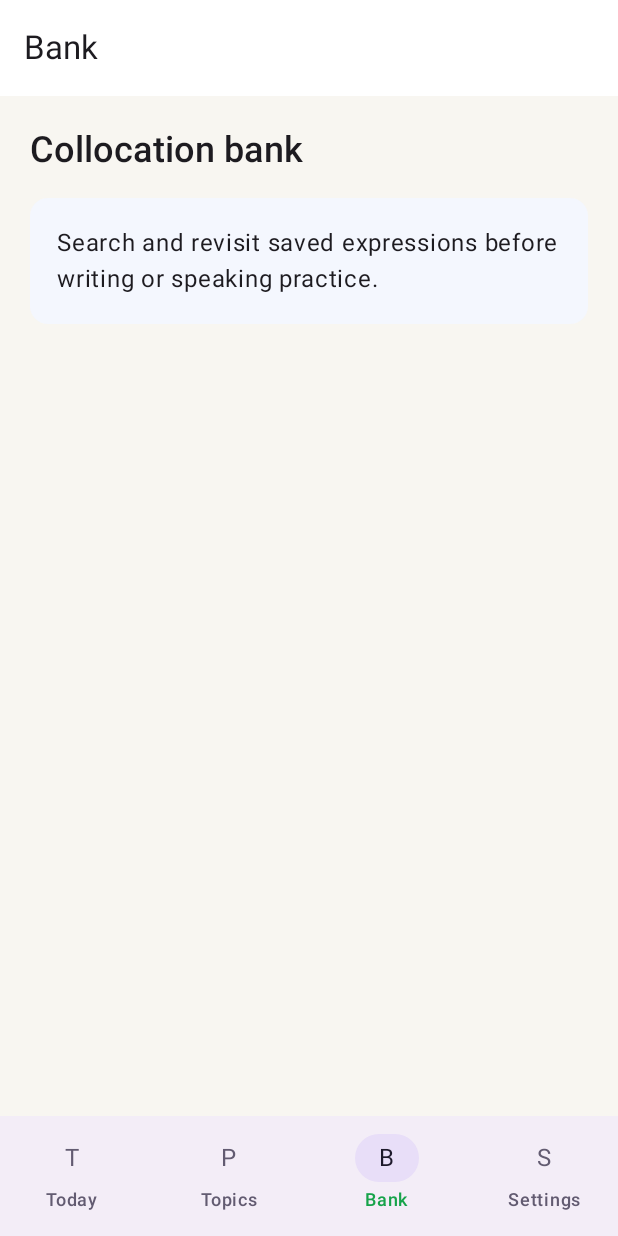
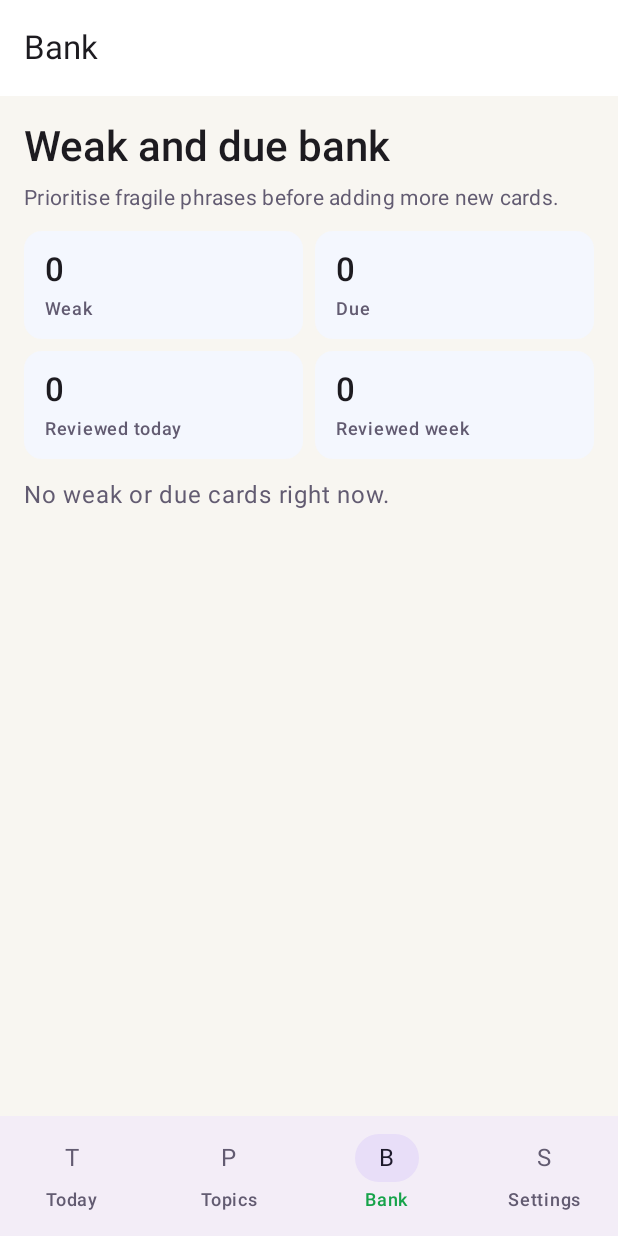
Before and after one commit to HectorZhu0811/IELTS-Topic-Collocation, an Android app built with Jetpack Compose: the screen it shows after launch (MainActivity), item 3 of the bottom bar chosen, on a phone screen of 412 x 824 dp. Run offline under Robolectric (Android 15) with nearby library versions, the phone set to English and light mode, and no system bars.

Commit message:
fix: make native bank screen actionable

```diff
--- a/app/src/main/java/com/hector/topiccollocation/ui/AppNavigation.kt
+++ b/app/src/main/java/com/hector/topiccollocation/ui/AppNavigation.kt
@@ -78,7 +78,7 @@ fun TopicCollocationApp(
             }
 
             appState.selectedDestination == MainDestination.Bank -> {
-                BankScreen(modifier = modifier)
+                BankScreen(appState = appState, modifier = modifier)
             }
 
             appState.selectedDestination == MainDestination.Settings -> {
--- a/app/src/main/java/com/hector/topiccollocation/ui/AppState.kt
+++ b/app/src/main/java/com/hector/topiccollocation/ui/AppState.kt
@@ -206,6 +206,11 @@ class TopicCollocationAppState(
         return records.values.count { it.lastReviewedAt >= weekStart }
     }
 
+    fun reviewedTodayCount(now: Long = System.currentTimeMillis()): Int {
+        val todayStart = ReviewScheduler.todayStart(now)
+        return records.values.count { it.lastReviewedAt >= todayStart }
+    }
+
     fun recordFor(card: Flashcard): ReviewRecord? = records[card.id]
 
     fun isDue(card: Flashcard, now: Long = System.currentTimeMillis()): Boolean =
--- a/app/src/main/java/com/hector/topiccollocation/ui/screens/BankScreen.kt
+++ b/app/src/main/java/com/hector/topiccollocation/ui/screens/BankScreen.kt
@@ -2,56 +2,143 @@ package com.hector.topiccollocation.ui.screens
 
 import androidx.compose.foundation.layout.Arrangement
 import androidx.compose.foundation.layout.Column
+import androidx.compose.foundation.layout.PaddingValues
+import androidx.compose.foundation.layout.Row
 import androidx.compose.foundation.layout.fillMaxSize
 import androidx.compose.foundation.layout.fillMaxWidth
 import androidx.compose.foundation.layout.padding
+import androidx.compose.foundation.lazy.LazyColumn
+import androidx.compose.foundation.lazy.items
+import androidx.compose.material3.Button
 import androidx.compose.material3.ExperimentalMaterial3Api
 import androidx.compose.material3.MaterialTheme
+import androidx.compose.material3.OutlinedButton
 import androidx.compose.material3.Scaffold
-import androidx.compose.material3.Surface
 import androidx.compose.material3.Text
 import androidx.compose.material3.TopAppBar
 import androidx.compose.runtime.Composable
 import androidx.compose.ui.Modifier
 import androidx.compose.ui.text.font.FontWeight
 import androidx.compose.ui.unit.dp
+import com.hector.topiccollocation.model.Flashcard
+import com.hector.topiccollocation.ui.TopicCollocationAppState
+import com.hector.topiccollocation.ui.components.CompactFlashcardRow
+import com.hector.topiccollocation.ui.components.MetricTile
 
 @OptIn(ExperimentalMaterial3Api::class)
 @Composable
-fun BankScreen(modifier: Modifier = Modifier) {
+fun BankScreen(
+    appState: TopicCollocationAppState,
+    modifier: Modifier = Modifier
+) {
+    val dueCards = appState.dueCards()
+    val weakCards = appState.weakCards()
+    val dueWeakCards = weakCards.filter { appState.isDue(it) }
+    val focusCards = (dueWeakCards + weakCards + dueCards)
+        .distinctBy { it.id }
+        .sortedWith(compareBy<Flashcard> { it.topic }.thenBy { it.backEnglish })
+    val cardsByTopic = focusCards.groupBy { it.topic }
+
     Scaffold(
         modifier = modifier,
         topBar = {
             TopAppBar(title = { Text(text = "Bank") })
         }
     ) { innerPadding ->
-        Column(
+        LazyColumn(
             modifier = Modifier
                 .fillMaxSize()
                 .padding(innerPadding)
-                .padding(20.dp),
-            verticalArrangement = Arrangement.spacedBy(16.dp)
+                .padding(horizontal = 16.dp),
+            verticalArrangement = Arrangement.spacedBy(12.dp),
+            contentPadding = PaddingValues(vertical = 16.dp)
         ) {
+            item {
+                Column(verticalArrangement = Arrangement.spacedBy(6.dp)) {
                     Text(
-                text = "Collocation bank",
-                style = MaterialTheme.typography.headlineSmall,
+                        text = "Weak and due bank",
+                        style = MaterialTheme.typography.headlineMedium,
                         fontWeight = FontWeight.SemiBold
                     )
-            Surface(
+                    Text(
+                        text = "Prioritise fragile phrases before adding more new cards.",
+                        style = MaterialTheme.typography.bodyMedium,
+                        color = MaterialTheme.colorScheme.onSurfaceVariant
+                    )
+                }
+            }
+
+            item {
+                Column(verticalArrangement = Arrangement.spacedBy(8.dp)) {
+                    Row(
                         modifier = Modifier.fillMaxWidth(),
-                shape = MaterialTheme.shapes.medium,
-                tonalElevation = 1.dp
+                        horizontalArrangement = Arrangement.spacedBy(8.dp)
                     ) {
-                Column(
-                    modifier = Modifier.padding(18.dp),
-                    verticalArrangement = Arrangement.spacedBy(14.dp)
+                        MetricTile("Weak", weakCards.size.toString(), Modifier.weight(1f))
+                        MetricTile("Due", dueCards.size.toString(), Modifier.weight(1f))
+                    }
+                    Row(
+                        modifier = Modifier.fillMaxWidth(),
+                        horizontalArrangement = Arrangement.spacedBy(8.dp)
                     ) {
+                        MetricTile("Reviewed today", appState.reviewedTodayCount().toString(), Modifier.weight(1f))
+                        MetricTile("Reviewed week", appState.reviewedThisWeekCount().toString(), Modifier.weight(1f))
+                    }
+                }
+            }
+
+            if (dueWeakCards.isNotEmpty() || dueCards.isNotEmpty()) {
+                item {
+                    Column(verticalArrangement = Arrangement.spacedBy(8.dp)) {
+                        if (dueWeakCards.isNotEmpty()) {
+                            Button(
+                                onClick = { appState.startZen("Due weak review", dueWeakCards) },
+                                modifier = Modifier.fillMaxWidth()
+                            ) {
+                                Text(text = "Review due weak")
+                            }
+                        }
+                        if (dueCards.isNotEmpty()) {
+                            OutlinedButton(
+                                onClick = { appState.startZen("All due review", dueCards) },
+                                modifier = Modifier.fillMaxWidth()
+                            ) {
+                                Text(text = "Review all due")
+                            }
+                        }
+                    }
+                }
+            }
+
+            if (focusCards.isEmpty()) {
+                item {
                     Text(
-                        text = "Search and revisit saved expressions before writing or speaking practice.",
-                        style = MaterialTheme.typography.bodyLarge
+                        text = "No weak or due cards right now.",
+                        style = MaterialTheme.typography.bodyLarge,
+                        color = MaterialTheme.colorScheme.onSurfaceVariant
+                    )
+                }
+            } else {
+                cardsByTopic.forEach { (topic, cards) ->
+                    item(key = "topic-$topic") {
+                        Text(
+                            text = "$topic  |  ${cards.size} cards",
+                            style = MaterialTheme.typography.titleMedium,
+                            fontWeight = FontWeight.SemiBold
+                        )
+                    }
+                    items(cards, key = { it.id }) { card ->
+                        CompactFlashcardRow(
+                            card = card,
+                            record = appState.recordFor(card),
+                            isDue = appState.isDue(card),
+                            isWeak = appState.isWeak(card),
+                            isBanked = appState.isBanked(card),
+                            onClick = { appState.startZen(card.backEnglish, listOf(card)) }
                         )
                     }
                 }
             }
         }
     }
+}
```
Lines whose indentation alone changed are shown as unchanged.
